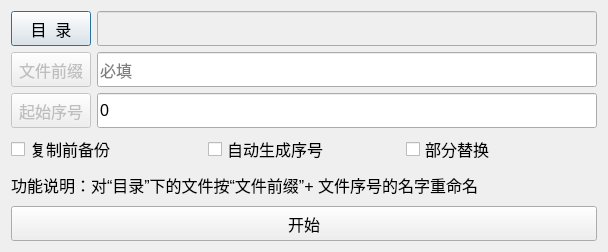
Qt form qt_project/edit/filerenamedlg.ui (RockyChing/qt_play) before a commit.
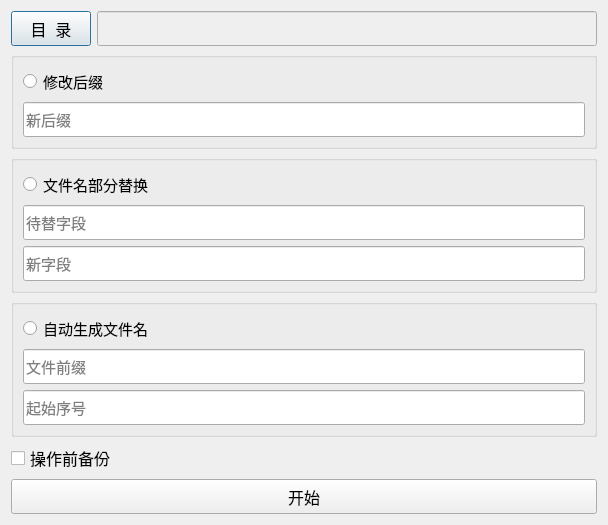
The same form after that commit.

Commit message: Dev V1.18.2 Re-do filerenamedlg

What changed in the file:
```diff
--- a/qt_project/edit/filerenamedlg.ui
+++ b/qt_project/edit/filerenamedlg.ui
@@ -6,14 +6,14 @@
    <rect>
     <x>0</x>
     <y>0</y>
-    <width>605</width>
-    <height>252</height>
+    <width>603</width>
+    <height>462</height>
    </rect>
   </property>
   <property name="windowTitle">
    <string>文件重命名</string>
   </property>
-  <layout class="QGridLayout" name="gridLayout">
+  <layout class="QGridLayout" name="gridLayout_4">
    <item row="0" column="0">
     <layout class="QHBoxLayout" name="horizontalLayout">
      <item>
@@ -55,12 +55,30 @@
     </layout>
    </item>
    <item row="1" column="0">
-    <layout class="QHBoxLayout" name="horizontalLayout_3">
-     <item>
-      <widget class="QPushButton" name="btnFilePrefix">
-       <property name="enabled">
-        <bool>false</bool>
-       </property>
+    <widget class="QGroupBox" name="groupBox">
+     <property name="font">
+      <font>
+       <pointsize>11</pointsize>
+      </font>
+     </property>
+     <property name="title">
+      <string/>
+     </property>
+     <layout class="QGridLayout" name="gridLayout">
+      <item row="0" column="0">
+       <widget class="QRadioButton" name="rBtnPostfix">
+        <property name="font">
+         <font>
+          <pointsize>11</pointsize>
+         </font>
+        </property>
+        <property name="text">
+         <string>修改后缀</string>
+        </property>
+       </widget>
+      </item>
+      <item row="1" column="0">
+       <widget class="QLineEdit" name="lineEditNewPostfix">
        <property name="minimumSize">
         <size>
          <width>0</width>
@@ -69,15 +87,109 @@
        </property>
        <property name="font">
         <font>
-         <pointsize>12</pointsize>
-        </font>
-       </property>
+          <pointsize>11</pointsize>
+         </font>
+        </property>
+        <property name="placeholderText">
+         <string>新后缀</string>
+        </property>
+       </widget>
+      </item>
+     </layout>
+    </widget>
+   </item>
+   <item row="2" column="0">
+    <widget class="QGroupBox" name="groupBox_2">
+     <property name="font">
+      <font>
+       <pointsize>11</pointsize>
+      </font>
+     </property>
+     <property name="title">
+      <string/>
+     </property>
+     <layout class="QGridLayout" name="gridLayout_2">
+      <item row="0" column="0">
+       <widget class="QRadioButton" name="rBtnNamePart">
+        <property name="font">
+         <font>
+          <pointsize>11</pointsize>
+         </font>
+        </property>
        <property name="text">
-        <string>文件前缀</string>
+         <string>文件名部分替换</string>
        </property>
       </widget>
      </item>
-     <item>
+      <item row="1" column="0">
+       <widget class="QLineEdit" name="lineEditBefore">
+        <property name="minimumSize">
+         <size>
+          <width>0</width>
+          <height>35</height>
+         </size>
+        </property>
+        <property name="font">
+         <font>
+          <pointsize>11</pointsize>
+         </font>
+        </property>
+        <property name="text">
+         <string/>
+        </property>
+        <property name="placeholderText">
+         <string>待替字段</string>
+        </property>
+       </widget>
+      </item>
+      <item row="2" column="0">
+       <widget class="QLineEdit" name="lineEditAfter">
+        <property name="minimumSize">
+         <size>
+          <width>0</width>
+          <height>35</height>
+         </size>
+        </property>
+        <property name="font">
+         <font>
+          <pointsize>11</pointsize>
+         </font>
+        </property>
+        <property name="text">
+         <string/>
+        </property>
+        <property name="placeholderText">
+         <string>新字段</string>
+        </property>
+       </widget>
+      </item>
+     </layout>
+    </widget>
+   </item>
+   <item row="3" column="0">
+    <widget class="QGroupBox" name="groupBox_3">
+     <property name="font">
+      <font>
+       <pointsize>11</pointsize>
+      </font>
+     </property>
+     <property name="title">
+      <string/>
+     </property>
+     <layout class="QGridLayout" name="gridLayout_3">
+      <item row="0" column="0">
+       <widget class="QRadioButton" name="rBtnIndexAuto">
+        <property name="font">
+         <font>
+          <pointsize>11</pointsize>
+         </font>
+        </property>
+        <property name="text">
+         <string>自动生成文件名</string>
+        </property>
+       </widget>
+      </item>
+      <item row="1" column="0">
       <widget class="QLineEdit" name="lineEditFilePrefix">
        <property name="enabled">
         <bool>true</bool>
@@ -90,40 +202,18 @@
        </property>
        <property name="font">
         <font>
-         <pointsize>12</pointsize>
-        </font>
-       </property>
+          <pointsize>11</pointsize>
+         </font>
+        </property>
+        <property name="text">
+         <string/>
+        </property>
        <property name="placeholderText">
-        <string>必填</string>
-       </property>
-      </widget>
-     </item>
-    </layout>
+         <string>文件前缀</string>
+        </property>
+       </widget>
    </item>
    <item row="2" column="0">
-    <layout class="QHBoxLayout" name="horizontalLayout_4">
-     <item>
-      <widget class="QPushButton" name="btnSeq">
-       <property name="enabled">
-        <bool>false</bool>
-       </property>
-       <property name="minimumSize">
-        <size>
-         <width>0</width>
-         <height>35</height>
-        </size>
-       </property>
-       <property name="font">
-        <font>
-         <pointsize>12</pointsize>
-        </font>
-       </property>
-       <property name="text">
-        <string>起始序号</string>
-       </property>
-      </widget>
-     </item>
-     <item>
       <widget class="QLineEdit" name="lineEditSeq">
        <property name="enabled">
         <bool>true</bool>
@@ -136,77 +226,32 @@
        </property>
        <property name="font">
         <font>
-         <pointsize>12</pointsize>
+          <pointsize>11</pointsize>
         </font>
        </property>
        <property name="text">
-        <string>0</string>
+         <string/>
        </property>
        <property name="placeholderText">
-        <string>选填</string>
+         <string>起始序号</string>
        </property>
       </widget>
      </item>
     </layout>
-   </item>
-   <item row="3" column="0">
-    <layout class="QHBoxLayout" name="horizontalLayout_2">
-     <item>
-      <widget class="QCheckBox" name="checkBoxBackup">
-       <property name="font">
-        <font>
-         <pointsize>12</pointsize>
-        </font>
-       </property>
-       <property name="text">
-        <string>复制前备份</string>
-       </property>
-       <property name="checked">
-        <bool>false</bool>
-       </property>
-      </widget>
-     </item>
-     <item>
-      <widget class="QCheckBox" name="checkBoxIndexAuto">
-       <property name="font">
-        <font>
-         <pointsize>12</pointsize>
-        </font>
-       </property>
-       <property name="text">
-        <string>自动生成序号</string>
-       </property>
-       <property name="checked">
-        <bool>false</bool>
-       </property>
-      </widget>
-     </item>
-     <item>
-      <widget class="QCheckBox" name="checkPartReplace">
-       <property name="font">
-        <font>
-         <pointsize>12</pointsize>
-        </font>
-       </property>
-       <property name="text">
-        <string>部分替换</string>
-       </property>
-       <property name="checked">
-        <bool>false</bool>
-       </property>
-      </widget>
-     </item>
-    </layout>
+    </widget>
    </item>
    <item row="4" column="0">
-    <widget class="QLabel" name="label">
+    <widget class="QCheckBox" name="checkBoxBackup">
      <property name="font">
       <font>
        <pointsize>12</pointsize>
       </font>
      </property>
      <property name="text">
-      <string>功能说明：对“目录”下的文件按“文件前缀”+ 文件序号的名字重命名</string>
+      <string>操作前备份</string>
+     </property>
+     <property name="checked">
+      <bool>false</bool>
      </property>
     </widget>
    </item>
```
Lines whose indentation alone changed are shown as unchanged. The commit also changes 3 other files.
